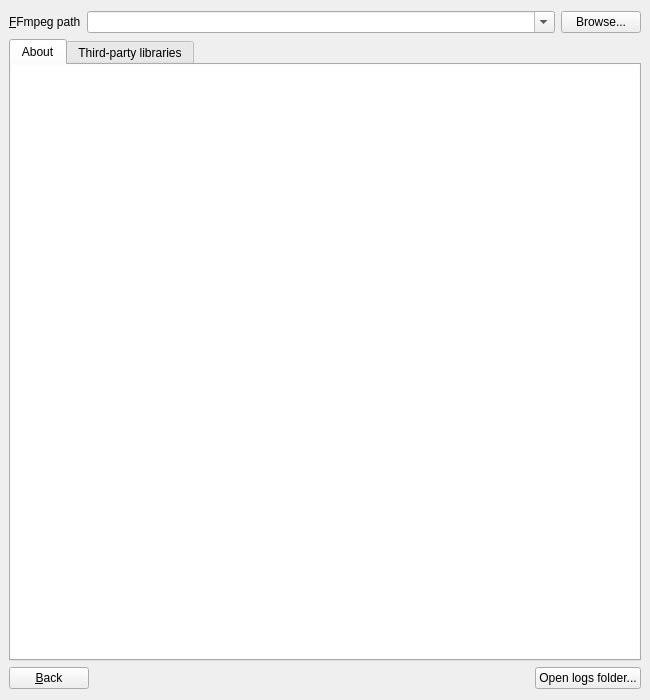
The window that settingsframe.ui (EthanChappel/HQ-Animate) describes before a commit, drawn with Qt 5.
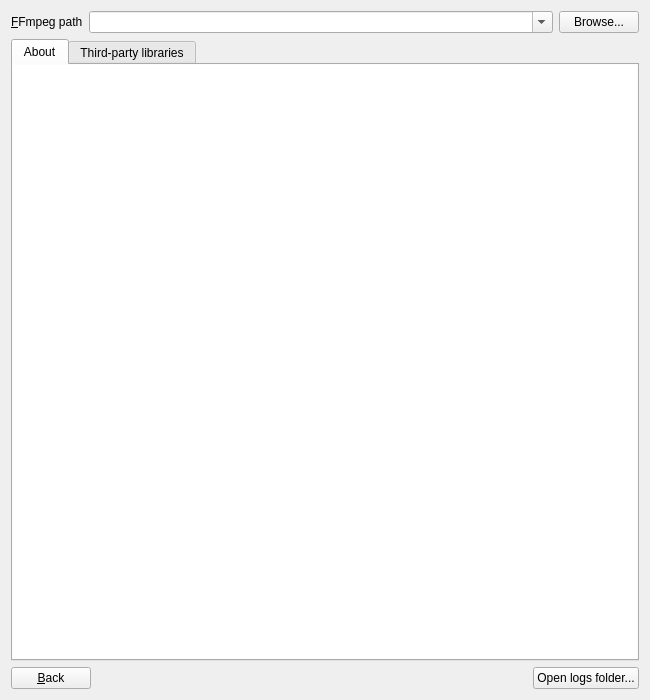
The same window after the commit.

Commit message: Set settings frame margins to default.

The edit to the form file:
```diff
--- a/settingsframe.ui
+++ b/settingsframe.ui
@@ -26,12 +26,6 @@
    <string>Frame</string>
   </property>
   <layout class="QVBoxLayout" name="verticalLayout">
-   <property name="leftMargin">
-    <number>9</number>
-   </property>
-   <property name="rightMargin">
-    <number>9</number>
-   </property>
    <item>
     <layout class="QHBoxLayout" name="horizontalLayout">
      <item>
```
The commit also changes 1 other file.
